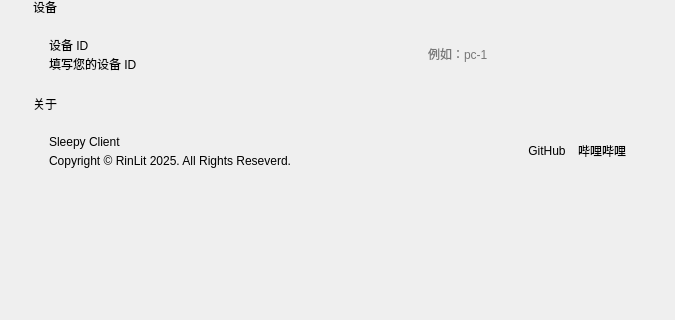
Old version of the form assets/ui/settings.ui in the repository xuanxuan1231/sleepy-client4mac; both pictures show x 0 to 675 and y 241 to 561 of the 675 by 752 pixel window.
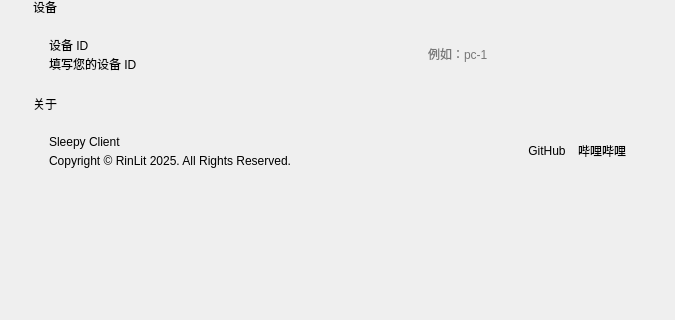
New version of the form. Custom widgets are drawn as their Qt base class.

```diff
--- a/assets/ui/settings.ui
+++ b/assets/ui/settings.ui
@@ -364,7 +364,7 @@
               <item>
                <widget class="CaptionLabel" name="CaptionLabel_10">
                 <property name="text">
-                 <string>Copyright © RinLit 2025. All Rights Reseverd.</string>
+                 <string>Copyright © RinLit 2025. All Rights Reserved.</string>
                 </property>
                 <property name="wordWrap">
                  <bool>false</bool>
```
